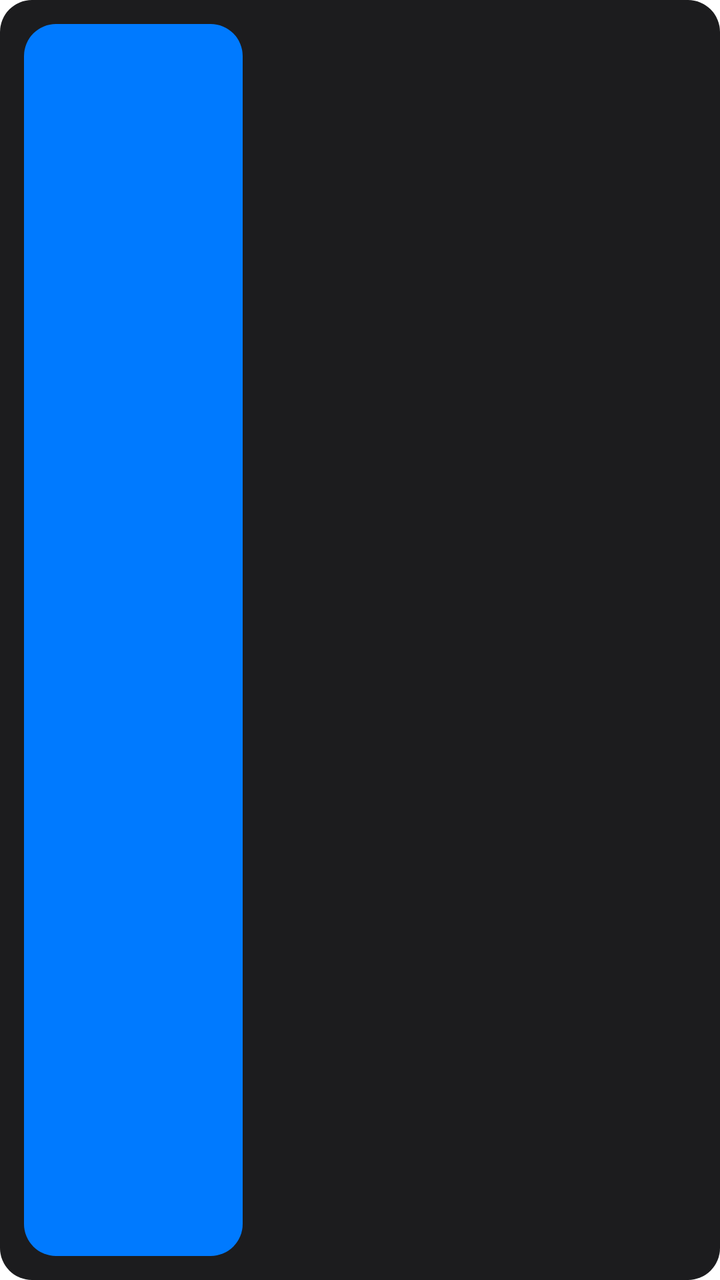
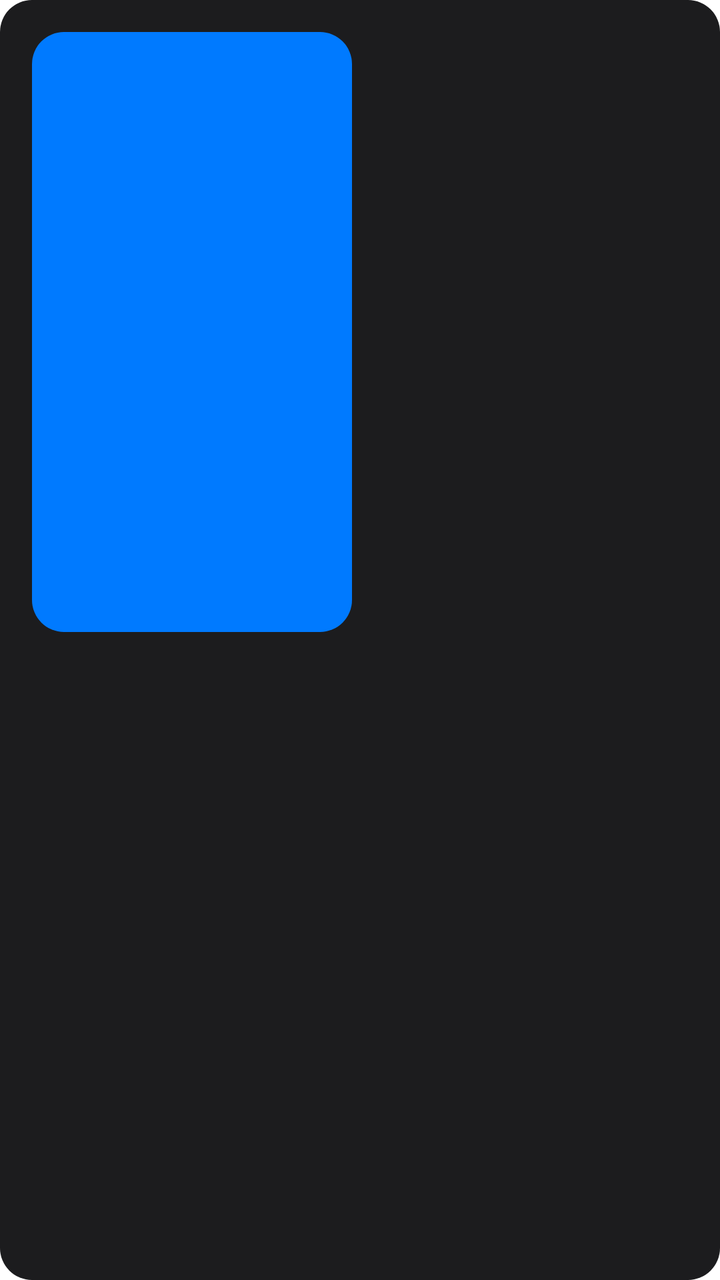

Before-and-after screenshots of an Android layout around one commit, followed by the original layout XML and the change that was made.
<!-- AndroidManifest.xml: fallback theme Theme.MaterialComponents.DayNight.NoActionBar -->
<!-- res/layout/widget_medium.xml -->
<?xml version="1.0" encoding="utf-8"?>
<LinearLayout xmlns:android="http://schemas.android.com/apk/res/android"
    android:layout_width="match_parent"
    android:layout_height="match_parent"
    android:orientation="horizontal"
    android:background="@drawable/widget_bg_dark"
    android:padding="12dp"
    android:baselineAligned="false"
    android:id="@+id/widget_root">

    <LinearLayout
        android:id="@+id/item1"
        android:layout_width="0dp"
        android:layout_height="match_parent"
        android:layout_weight="1"
        android:orientation="vertical"
        android:gravity="center"
        android:background="@drawable/widget_bg"
        android:layout_marginEnd="4dp">
        <TextView android:id="@+id/tv_title1" android:layout_width="wrap_content" android:layout_height="wrap_content" android:textColor="#FFFFFF" android:textSize="12sp" android:textStyle="bold" android:maxLines="1"/>
        <TextView android:id="@+id/tv_count1" android:layout_width="wrap_content" android:layout_height="wrap_content" android:textColor="#FFFFFF" android:textSize="24sp" android:textStyle="bold"/>
        <TextView android:id="@+id/tv_unit1" android:layout_width="wrap_content" android:layout_height="wrap_content" android:textColor="#FFFFFF" android:textSize="10sp"/>
    </LinearLayout>

    <LinearLayout
        android:id="@+id/item2"
        android:layout_width="0dp"
        android:layout_height="match_parent"
        android:layout_weight="1"
        android:orientation="vertical"
        android:gravity="center"
        android:background="@drawable/widget_bg"
        android:layout_marginEnd="4dp"
        android:visibility="invisible">
        <TextView android:id="@+id/tv_title2" android:layout_width="wrap_content" android:layout_height="wrap_content" android:textColor="#FFFFFF" android:textSize="12sp" android:textStyle="bold" android:maxLines="1"/>
        <TextView android:id="@+id/tv_count2" android:layout_width="wrap_content" android:layout_height="wrap_content" android:textColor="#FFFFFF" android:textSize="24sp" android:textStyle="bold"/>
        <TextView android:id="@+id/tv_unit2" android:layout_width="wrap_content" android:layout_height="wrap_content" android:textColor="#FFFFFF" android:textSize="10sp"/>
    </LinearLayout>

    <LinearLayout
        android:id="@+id/item3"
        android:layout_width="0dp"
        android:layout_height="match_parent"
        android:layout_weight="1"
        android:orientation="vertical"
        android:gravity="center"
        android:background="@drawable/widget_bg"
        android:visibility="invisible">
        <TextView android:id="@+id/tv_title3" android:layout_width="wrap_content" android:layout_height="wrap_content" android:textColor="#FFFFFF" android:textSize="12sp" android:textStyle="bold" android:maxLines="1"/>
        <TextView android:id="@+id/tv_count3" android:layout_width="wrap_content" android:layout_height="wrap_content" android:textColor="#FFFFFF" android:textSize="24sp" android:textStyle="bold"/>
        <TextView android:id="@+id/tv_unit3" android:layout_width="wrap_content" android:layout_height="wrap_content" android:textColor="#FFFFFF" android:textSize="10sp"/>
    </LinearLayout>
</LinearLayout>
<!-- resources referenced by this layout -->
<resources>
  <!-- drawable widget_bg (drawable) -->
  <?xml version="1.0" encoding="utf-8"?>
  <shape xmlns:android="http://schemas.android.com/apk/res/android">
      <solid android:color="#007AFF"/>
      <corners android:radius="16dp"/>
  </shape>
  <!-- drawable widget_bg_dark (drawable) -->
  <?xml version="1.0" encoding="utf-8"?>
  <shape xmlns:android="http://schemas.android.com/apk/res/android">
      <solid android:color="#1C1C1E"/>
      <corners android:radius="16dp"/>
  </shape>
</resources>

<!-- the commit's change to res/layout/widget_medium.xml (unified diff, before → after) -->
@@ -1,53 +1,74 @@
 <?xml version="1.0" encoding="utf-8"?>
-<LinearLayout xmlns:android="http://schemas.android.com/apk/res/android"
+<GridLayout xmlns:android="http://schemas.android.com/apk/res/android"
     android:layout_width="match_parent"
     android:layout_height="match_parent"
-    android:orientation="horizontal"
+    android:columnCount="2"
+    android:rowCount="2"
     android:background="@drawable/widget_bg_dark"
     android:padding="12dp"
-    android:baselineAligned="false"
     android:id="@+id/widget_root">
 
     <LinearLayout
         android:id="@+id/item1"
         android:layout_width="0dp"
-        android:layout_height="match_parent"
-        android:layout_weight="1"
+        android:layout_height="0dp"
+        android:layout_columnWeight="1"
+        android:layout_rowWeight="1"
         android:orientation="vertical"
         android:gravity="center"
         android:background="@drawable/widget_bg"
-        android:layout_marginEnd="4dp">
-        <TextView android:id="@+id/tv_title1" android:layout_width="wrap_content" android:layout_height="wrap_content" android:textColor="#FFFFFF" android:textSize="12sp" android:textStyle="bold" android:maxLines="1"/>
-        <TextView android:id="@+id/tv_count1" android:layout_width="wrap_content" android:layout_height="wrap_content" android:textColor="#FFFFFF" android:textSize="24sp" android:textStyle="bold"/>
-        <TextView android:id="@+id/tv_unit1" android:layout_width="wrap_content" android:layout_height="wrap_content" android:textColor="#FFFFFF" android:textSize="10sp"/>
+        android:layout_margin="4dp">
+        <TextView android:id="@+id/tv_title1" android:layout_width="wrap_content" android:layout_height="wrap_content" android:textColor="#FFFFFF" android:textSize="12sp" android:textStyle="bold" android:maxLines="1" android:textAlignment="center" android:layout_gravity="center"/>
+        <TextView android:id="@+id/tv_count1" android:layout_width="wrap_content" android:layout_height="wrap_content" android:textColor="#FFFFFF" android:textSize="24sp" android:textStyle="bold" android:textAlignment="center" android:layout_gravity="center"/>
+        <TextView android:id="@+id/tv_unit1" android:layout_width="wrap_content" android:layout_height="wrap_content" android:textColor="#FFFFFF" android:textSize="10sp" android:textAlignment="center" android:layout_gravity="center"/>
     </LinearLayout>
 
     <LinearLayout
         android:id="@+id/item2"
         android:layout_width="0dp"
-        android:layout_height="match_parent"
-        android:layout_weight="1"
+        android:layout_height="0dp"
+        android:layout_columnWeight="1"
+        android:layout_rowWeight="1"
         android:orientation="vertical"
         android:gravity="center"
         android:background="@drawable/widget_bg"
-        android:layout_marginEnd="4dp"
+        android:layout_margin="4dp"
         android:visibility="invisible">
-        <TextView android:id="@+id/tv_title2" android:layout_width="wrap_content" android:layout_height="wrap_content" android:textColor="#FFFFFF" android:textSize="12sp" android:textStyle="bold" android:maxLines="1"/>
-        <TextView android:id="@+id/tv_count2" android:layout_width="wrap_content" android:layout_height="wrap_content" android:textColor="#FFFFFF" android:textSize="24sp" android:textStyle="bold"/>
-        <TextView android:id="@+id/tv_unit2" android:layout_width="wrap_content" android:layout_height="wrap_content" android:textColor="#FFFFFF" android:textSize="10sp"/>
+        <TextView android:id="@+id/tv_title2" android:layout_width="wrap_content" android:layout_height="wrap_content" android:textColor="#FFFFFF" android:textSize="12sp" android:textStyle="bold" android:maxLines="1" android:textAlignment="center" android:layout_gravity="center"/>
+        <TextView android:id="@+id/tv_count2" android:layout_width="wrap_content" android:layout_height="wrap_content" android:textColor="#FFFFFF" android:textSize="24sp" android:textStyle="bold" android:textAlignment="center" android:layout_gravity="center"/>
+        <TextView android:id="@+id/tv_unit2" android:layout_width="wrap_content" android:layout_height="wrap_content" android:textColor="#FFFFFF" android:textSize="10sp" android:textAlignment="center" android:layout_gravity="center"/>
     </LinearLayout>
 
     <LinearLayout
         android:id="@+id/item3"
         android:layout_width="0dp"
-        android:layout_height="match_parent"
-        android:layout_weight="1"
+        android:layout_height="0dp"
+        android:layout_columnWeight="1"
+        android:layout_rowWeight="1"
         android:orientation="vertical"
         android:gravity="center"
         android:background="@drawable/widget_bg"
+        android:layout_margin="4dp"
         android:visibility="invisible">
-        <TextView android:id="@+id/tv_title3" android:layout_width="wrap_content" android:layout_height="wrap_content" android:textColor="#FFFFFF" android:textSize="12sp" android:textStyle="bold" android:maxLines="1"/>
-        <TextView android:id="@+id/tv_count3" android:layout_width="wrap_content" android:layout_height="wrap_content" android:textColor="#FFFFFF" android:textSize="24sp" android:textStyle="bold"/>
-        <TextView android:id="@+id/tv_unit3" android:layout_width="wrap_content" android:layout_height="wrap_content" android:textColor="#FFFFFF" android:textSize="10sp"/>
+        <TextView android:id="@+id/tv_title3" android:layout_width="wrap_content" android:layout_height="wrap_content" android:textColor="#FFFFFF" android:textSize="12sp" android:textStyle="bold" android:maxLines="1" android:textAlignment="center" android:layout_gravity="center"/>
+        <TextView android:id="@+id/tv_count3" android:layout_width="wrap_content" android:layout_height="wrap_content" android:textColor="#FFFFFF" android:textSize="24sp" android:textStyle="bold" android:textAlignment="center" android:layout_gravity="center"/>
+        <TextView android:id="@+id/tv_unit3" android:layout_width="wrap_content" android:layout_height="wrap_content" android:textColor="#FFFFFF" android:textSize="10sp" android:textAlignment="center" android:layout_gravity="center"/>
     </LinearLayout>
-</LinearLayout>
+
+    <LinearLayout
+        android:id="@+id/item4"
+        android:layout_width="0dp"
+        android:layout_height="0dp"
+        android:layout_columnWeight="1"
+        android:layout_rowWeight="1"
+        android:orientation="vertical"
+        android:gravity="center"
+        android:background="@drawable/widget_bg"
+        android:layout_margin="4dp"
+        android:visibility="invisible">
+        <TextView android:id="@+id/tv_title4" android:layout_width="wrap_content" android:layout_height="wrap_content" android:textColor="#FFFFFF" android:textSize="12sp" android:textStyle="bold" android:maxLines="1" android:textAlignment="center" android:layout_gravity="center"/>
+        <TextView android:id="@+id/tv_count4" android:layout_width="wrap_content" android:layout_height="wrap_content" android:textColor="#FFFFFF" android:textSize="24sp" android:textStyle="bold" android:textAlignment="center" android:layout_gravity="center"/>
+        <TextView android:id="@+id/tv_unit4" android:layout_width="wrap_content" android:layout_height="wrap_content" android:textColor="#FFFFFF" android:textSize="10sp" android:textAlignment="center" android:layout_gravity="center"/>
+    </LinearLayout>
+
+</GridLayout>
